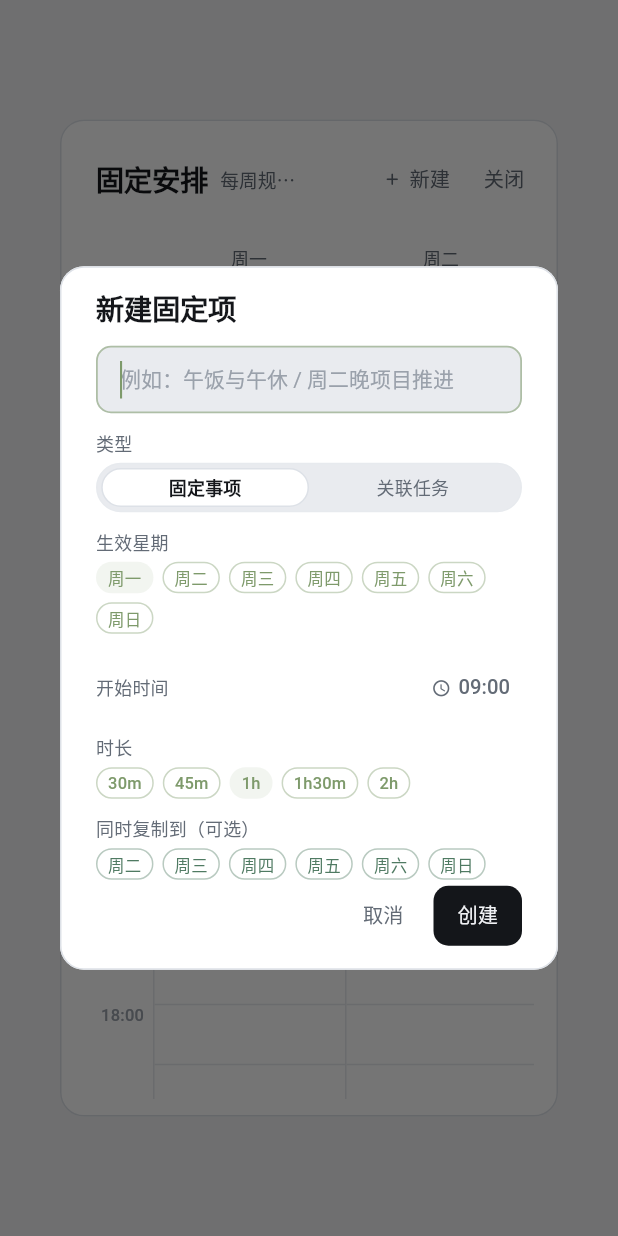
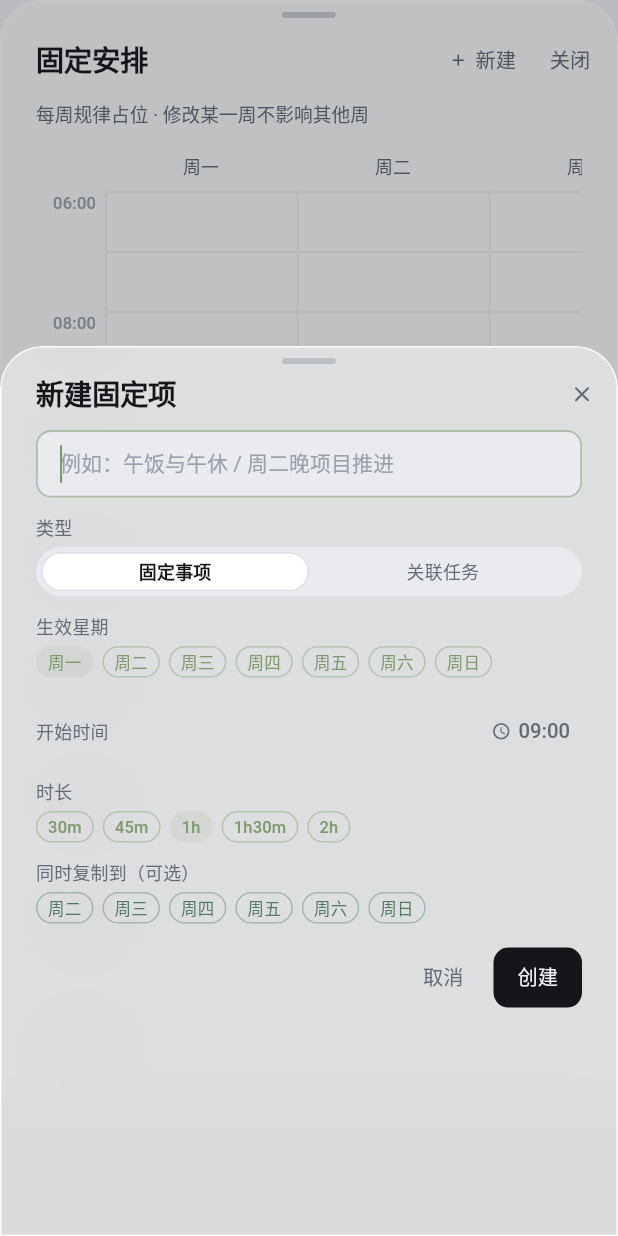
Before and after one commit to Fandecade/life-plan, a Flutter app: the RoutineScheduleDialog widget shown alone on an empty page, opened directly, after a tap on "新建", on a phone screen of 412 x 824 dp. Run offline on Flutter 3.47's test engine with Material 3 defaults, Android fonts, the phone set to English and light mode, and no system bars; our stand-ins replace file_picker, flutter_local_notifications, flutter_timezone, hive, hive_flutter, timezone; accounts and stored records are empty.

Commit message:
feat: 时间盒固定安排改为自适应子窗口，手机底部上滑并适配双主题

```diff
--- a/lib/core/widgets/app_sheet.dart
+++ b/lib/core/widgets/app_sheet.dart
@@ -58,6 +58,7 @@ class AppSheetContent extends StatelessWidget {
   const AppSheetContent({
     super.key,
     required this.title,
+    this.subtitle,
     required this.child,
     this.actions = const <Widget>[],
     this.heightFactor = 0.68,
@@ -69,6 +70,7 @@ class AppSheetContent extends StatelessWidget {
   });
 
   final String title;
+  final String? subtitle;
   final Widget child;
   final List<Widget> actions;
 
@@ -126,7 +128,10 @@ class AppSheetContent extends StatelessWidget {
             AppSpacing.sm,
             0,
           ),
-          child: Row(
+          child: Column(
+            crossAxisAlignment: CrossAxisAlignment.start,
+            children: <Widget>[
+              Row(
                 children: <Widget>[
                   Expanded(child: Text(title, style: context.texts.titleLarge)),
                   ?titleTrailing,
@@ -135,6 +140,13 @@ class AppSheetContent extends StatelessWidget {
                       icon: Icons.close_rounded,
                       tooltip: '关闭',
                       onPressed: () => Navigator.of(context).maybePop(),
+                    ),
+                ],
+              ),
+              if (subtitle != null)
+                Padding(
+                  padding: const EdgeInsets.only(top: 2, right: 40),
+                  child: Text(subtitle!, style: context.texts.bodySmall),
                 ),
             ],
           ),
--- a/lib/modules/time_box/routine_schedule_view.dart
+++ b/lib/modules/time_box/routine_schedule_view.dart
@@ -9,6 +9,7 @@ import '../../core/services/routine_service.dart';
 import '../../core/utils/date_utils.dart';
 import '../../core/widgets/app_button.dart';
 import '../../core/widgets/app_chip.dart';
+import '../../core/widgets/app_sheet.dart';
 import '../../core/widgets/app_text_field.dart';
 
 import 'time_box_common.dart';
@@ -81,9 +82,9 @@ Color routineToneFor(WeeklyRoutine routine, AppPalette palette) {
 
 /// 打开「一周固定安排」编辑视图。
 Future<bool> showRoutineSchedule(BuildContext context) async {
-  final bool? changed = await showDialog<bool>(
-    context: context,
-    builder: (BuildContext dialogContext) => const RoutineScheduleDialog(),
+  final bool? changed = await showAppSheet<bool>(
+    context,
+    builder: (BuildContext sheetContext) => const RoutineScheduleDialog(),
   );
   return changed ?? false;
 }
@@ -93,47 +94,34 @@ class RoutineScheduleDialog extends StatelessWidget {
 
   @override
   Widget build(BuildContext context) {
-    final AppPalette palette = context.palette;
-    final List<WeeklyRoutine> routines =
-        context.watch<WeeklyRoutineRepository>().all;
+    final List<WeeklyRoutine> routines = context
+        .watch<WeeklyRoutineRepository>()
+        .all;
     final List<ActionItem> actions = context.watch<ActionItemRepository>().all;
-    final List<Capability> capabilities =
-        context.watch<CapabilityRepository>().all;
+    final List<Capability> capabilities = context
+        .watch<CapabilityRepository>()
+        .all;
     final List<Vision> visions = context.watch<VisionRepository>().all;
     final TaskLabelResolver labels = TaskLabelResolver(
       capabilities: <String, Capability>{
-        for (final Capability capability in capabilities) capability.id: capability,
+        for (final Capability capability in capabilities)
+          capability.id: capability,
       },
       visions: <String, Vision>{
         for (final Vision vision in visions) vision.id: vision,
       },
     );
 
-    return AlertDialog(
-      backgroundColor: palette.surface,
-      shape: RoundedRectangleBorder(
-        borderRadius: BorderRadius.circular(AppRadius.lg),
-        side: BorderSide(color: palette.border),
-      ),
-      titlePadding: const EdgeInsets.fromLTRB(
-        AppSpacing.xl,
-        AppSpacing.lg,
-        AppSpacing.md,
-        0,
-      ),
-      title: Row(
+    return AppSheetContent(
+      title: '固定安排',
+      subtitle: '每周规律占位 · 修改某一周不影响其他周',
+      heightFactor: 0.9,
+      maxWidth: 1040,
+      scrollable: false,
+      showClose: false,
+      titleTrailing: Row(
+        mainAxisSize: MainAxisSize.min,
         children: <Widget>[
-          Text('固定安排', style: context.texts.titleLarge),
-          const SizedBox(width: AppSpacing.sm),
-          Flexible(
-            child: Text(
-              '每周规律占位 · 修改某一周不影射其他周',
-              maxLines: 1,
-              overflow: TextOverflow.ellipsis,
-              style: context.texts.bodySmall,
-            ),
-          ),
-          const Spacer(),
           AppGhostButton(
             label: '新建',
             icon: Icons.add_rounded,
@@ -148,17 +136,7 @@ class RoutineScheduleDialog extends StatelessWidget {
           ),
         ],
       ),
-      contentPadding: const EdgeInsets.fromLTRB(
-        AppSpacing.lg,
-        AppSpacing.md,
-        AppSpacing.lg,
-        AppSpacing.md,
-      ),
-      content: SizedBox(
-        width: 980,
-        height: MediaQuery.sizeOf(context).height * 0.7,
       child: _RoutineGrid(routines: routines, actions: actions, labels: labels),
-      ),
     );
   }
 }
@@ -252,8 +230,10 @@ class _RoutineGridState extends State<_RoutineGrid> {
                           context,
                           weekday,
                           widget.routines
-                              .where((WeeklyRoutine routine) =>
-                                  routine.weekday == weekday)
+                              .where(
+                                (WeeklyRoutine routine) =>
+                                    routine.weekday == weekday,
+                              )
                               .toList(growable: false),
                           contentHeight,
                         ),
@@ -265,16 +245,26 @@ class _RoutineGridState extends State<_RoutineGrid> {
               Row(
                 children: <Widget>[
                   const SizedBox(width: labelWidth),
-                  Icon(Icons.repeat_rounded, size: 11, color: palette.textTertiary),
+                  Icon(
+                    Icons.repeat_rounded,
+                    size: 11,
+                    color: palette.textTertiary,
+                  ),
                   const SizedBox(width: 4),
                   Text('固定事项（常规占用）', style: context.texts.labelSmall),
                   const SizedBox(width: 14),
-                  Icon(Icons.link_rounded, size: 11, color: palette.textTertiary),
+                  Icon(
+                    Icons.link_rounded,
+                    size: 11,
+                    color: palette.textTertiary,
+                  ),
                   const SizedBox(width: 4),
                   Text('关联任务（可跳转）', style: context.texts.labelSmall),
                   const SizedBox(width: 14),
-                  Text('点击空白新建 · 上下拖动改时间 · 左右拖动换天 · 点击块编辑',
-                      style: context.texts.labelSmall),
+                  Text(
+                    '点击空白新建 · 上下拖动改时间 · 左右拖动换天 · 点击块编辑',
+                    style: context.texts.labelSmall,
+                  ),
                 ],
               ),
             ],
@@ -305,13 +295,16 @@ class _RoutineGridState extends State<_RoutineGrid> {
               behavior: HitTestBehavior.opaque,
               onTapUp: (TapUpDetails details) {
                 final int raw =
-                    startHour * 60 + (details.localPosition.dy / hourHeight * 60).round();
-                final int snapped =
-                    (raw / 30).round() * 30;
+                    startHour * 60 +
+                    (details.localPosition.dy / hourHeight * 60).round();
+                final int snapped = (raw / 30).round() * 30;
                 _openEditor(
                   context,
                   weekday: weekday,
-                  startMinutes: snapped.clamp(startHour * 60, endHour * 60 - 30),
+                  startMinutes: snapped.clamp(
+                    startHour * 60,
+                    endHour * 60 - 30,
+                  ),
                 );
               },
               child: CustomPaint(
@@ -327,16 +320,19 @@ class _RoutineGridState extends State<_RoutineGrid> {
           ),
           for (final WeeklyRoutine routine in items)
             Positioned(
-              top: (routine.startMinutes - startHour * 60) / 60 * hourHeight +
+              top:
+                  (routine.startMinutes - startHour * 60) / 60 * hourHeight +
                   (_dragId == routine.id && _dragAxis == Axis.vertical
                       ? _dragDelta.dy
                       : 0),
-              left: 3 +
+              left:
+                  3 +
                   (_dragId == routine.id && _dragAxis == Axis.horizontal
                       ? _dragDelta.dx
                       : 0),
               width: columnWidth - 6,
-              height: ((routine.durationMinutes / 60 * hourHeight) +
+              height:
+                  ((routine.durationMinutes / 60 * hourHeight) +
                           (_resizeId == routine.id ? _resizeDeltaPx : 0))
                       .clamp(20.0, contentHeight),
               child: _chip(context, routine),
@@ -493,8 +489,10 @@ class _RoutineGridState extends State<_RoutineGrid> {
 
     final int snapped = (delta.dy / hourHeight * 60 / 30).round() * 30;
     if (snapped == 0) return;
-    final int nextStart = (routine.startMinutes + snapped)
-        .clamp(startHour * 60, endHour * 60 - routine.durationMinutes);
+    final int nextStart = (routine.startMinutes + snapped).clamp(
+      startHour * 60,
+      endHour * 60 - routine.durationMinutes,
+    );
     await context.read<WeeklyRoutineRepository>().save(
       routine.copyWith(startMinutes: nextStart),
     );
@@ -503,7 +501,8 @@ class _RoutineGridState extends State<_RoutineGrid> {
   int? _weekdayAt(Offset global) {
     for (int weekday = 1; weekday <= 7; weekday++) {
       final RenderBox? box =
-          _columnKeys[weekday]?.currentContext?.findRenderObject() as RenderBox?;
+          _columnKeys[weekday]?.currentContext?.findRenderObject()
+              as RenderBox?;
       if (box == null) continue;
       final Rect rect = box.localToGlobal(Offset.zero) & box.size;
       if (rect.contains(global)) return weekday;
@@ -521,8 +520,10 @@ class _RoutineGridState extends State<_RoutineGrid> {
     final int snapped = (delta / hourHeight * 60 / 15).round() * 15;
     if (snapped == 0) return;
     final int maxDuration = endHour * 60 - routine.startMinutes;
-    final int nextDuration =
-        (routine.durationMinutes + snapped).clamp(15, maxDuration);
+    final int nextDuration = (routine.durationMinutes + snapped).clamp(
+      15,
+      maxDuration,
+    );
     await context.read<WeeklyRoutineRepository>().save(
       routine.copyWith(durationMinutes: nextDuration),
     );
@@ -533,11 +534,7 @@ class _RoutineGridState extends State<_RoutineGrid> {
     required int weekday,
     required int startMinutes,
   }) {
-    showRoutineEditor(
-      context,
-      weekday: weekday,
-      startMinutes: startMinutes,
-    );
+    showRoutineEditor(context, weekday: weekday, startMinutes: startMinutes);
   }
 }
 
@@ -580,8 +577,8 @@ Future<bool> showRoutineEditor(
   int? weekday,
   int? startMinutes,
 }) async {
-  final bool? changed = await showDialog<bool>(
-    context: context,
+  final bool? changed = await showAppSheet<bool>(
+    context,
     builder: (BuildContext dialogContext) => _RoutineEditorDialog(
       routine: routine,
       weekday: weekday,
@@ -592,11 +589,7 @@ Future<bool> showRoutineEditor(
 }
 
 class _RoutineEditorDialog extends StatefulWidget {
-  const _RoutineEditorDialog({
-    this.routine,
-    this.weekday,
-    this.startMinutes,
-  });
+  const _RoutineEditorDialog({this.routine, this.weekday, this.startMinutes});
 
   final WeeklyRoutine? routine;
   final int? weekday;
@@ -657,8 +650,8 @@ class _RoutineEditorDialogState extends State<_RoutineEditorDialog> {
     if (_kind == RoutineKind.linkedTask && _actionItemId == null) return;
 
     setState(() => _saving = true);
-    final WeeklyRoutineRepository repo =
-        context.read<WeeklyRoutineRepository>();
+    final WeeklyRoutineRepository repo = context
+        .read<WeeklyRoutineRepository>();
     final WeeklyRoutine? existing = widget.routine;
 
     if (existing != null) {
@@ -705,22 +698,13 @@ class _RoutineEditorDialogState extends State<_RoutineEditorDialog> {
   Future<void> _delete() async {
     final WeeklyRoutine? routine = widget.routine;
     if (routine == null) return;
-    final bool? confirmed = await showDialog<bool>(
-      context: context,
+    final bool? confirmed = await showAppSheet<bool>(
+      context,
       builder: (BuildContext dialogContext) {
         final AppPalette palette = dialogContext.palette;
-        return AlertDialog(
-          backgroundColor: palette.surface,
-          shape: RoundedRectangleBorder(
-            borderRadius: BorderRadius.circular(AppRadius.lg),
-            side: BorderSide(color: palette.border),
-          ),
-          title: Text('删除固定项？', style: dialogContext.texts.titleLarge),
-          content: Text(
-            '将同时移除它尚未完成的生成块；已完成的记录会保留。',
-            style: dialogContext.texts.bodyMedium
-                ?.copyWith(color: palette.textSecondary),
-          ),
+        return AppSheetContent(
+          title: '删除固定项？',
+          heightFactor: null,
           actions: <Widget>[
             AppGhostButton(
               label: '取消',
@@ -731,6 +715,12 @@ class _RoutineEditorDialogState extends State<_RoutineEditorDialog> {
               onPressed: () => Navigator.of(dialogContext).pop(true),
             ),
           ],
+          child: Text(
+            '将同时移除它尚未完成的生成块；已完成的记录会保留。',
+            style: dialogContext.texts.bodyMedium?.copyWith(
+              color: palette.textSecondary,
+            ),
+          ),
         );
       },
     );
@@ -744,8 +734,9 @@ class _RoutineEditorDialogState extends State<_RoutineEditorDialog> {
   Widget build(BuildContext context) {
     final AppPalette palette = context.palette;
     final List<ActionItem> actions = context.watch<ActionItemRepository>().all;
-    final List<Capability> capabilities =
-        context.watch<CapabilityRepository>().all;
+    final List<Capability> capabilities = context
+        .watch<CapabilityRepository>()
+        .all;
     final List<Vision> visions = context.watch<VisionRepository>().all;
 
     String taskLabel = '选择任务';
@@ -759,35 +750,30 @@ class _RoutineEditorDialogState extends State<_RoutineEditorDialog> {
     }
     final TaskLabelResolver labels = TaskLabelResolver(
       capabilities: <String, Capability>{
-        for (final Capability capability in capabilities) capability.id: capability,
+        for (final Capability capability in capabilities)
+          capability.id: capability,
       },
       visions: <String, Vision>{
         for (final Vision vision in visions) vision.id: vision,
       },
     );
 
-    return AlertDialog(
-      backgroundColor: palette.surface,
-      shape: RoundedRectangleBorder(
-        borderRadius: BorderRadius.circular(AppRadius.lg),
-        side: BorderSide(color: palette.border),
+    return AppSheetContent(
+      title: _isEditing ? '编辑固定项' : '新建固定项',
+      heightFactor: 0.72,
+      maxWidth: 520,
+      actions: <Widget>[
+        if (_isEditing)
+          AppGhostButton(label: '删除', tone: palette.danger, onPressed: _delete),
+        AppGhostButton(
+          label: '取消',
+          onPressed: () => Navigator.of(context).pop(),
         ),
-      titlePadding: const EdgeInsets.fromLTRB(
-        AppSpacing.xl,
-        AppSpacing.lg,
-        AppSpacing.xl,
-        0,
+        AppPrimaryButton(
+          label: _isEditing ? '保存' : '创建',
+          onPressed: _saving ? null : _save,
         ),
-      title: Text(_isEditing ? '编辑固定项' : '新建固定项', style: context.texts.titleLarge),
-      contentPadding: const EdgeInsets.fromLTRB(
-        AppSpacing.xl,
-        AppSpacing.md,
-        AppSpacing.xl,
-        0,
-      ),
-      content: SizedBox(
-        width: 460,
-        child: SingleChildScrollView(
+      ],
       child: Column(
         crossAxisAlignment: CrossAxisAlignment.start,
         children: <Widget>[
@@ -804,8 +790,12 @@ class _RoutineEditorDialogState extends State<_RoutineEditorDialog> {
             expand: true,
             dense: true,
             options: RoutineKind.values
-                    .map((RoutineKind kind) =>
-                        SegmentOption<RoutineKind>(value: kind, label: kind.label))
+                .map(
+                  (RoutineKind kind) => SegmentOption<RoutineKind>(
+                    value: kind,
+                    label: kind.label,
+                  ),
+                )
                 .toList(growable: false),
             value: _kind,
             onChanged: (RoutineKind kind) => setState(() => _kind = kind),
@@ -847,7 +837,11 @@ class _RoutineEditorDialogState extends State<_RoutineEditorDialog> {
                 ),
                 child: Row(
                   children: <Widget>[
-                        Icon(Icons.link_rounded, size: 14, color: palette.textTertiary),
+                    Icon(
+                      Icons.link_rounded,
+                      size: 14,
+                      color: palette.textTertiary,
+                    ),
                     const SizedBox(width: 6),
                     Expanded(
                       child: Text(
@@ -857,7 +851,11 @@ class _RoutineEditorDialogState extends State<_RoutineEditorDialog> {
                         style: context.texts.bodyMedium,
                       ),
                     ),
-                        Icon(Icons.expand_more_rounded, size: 16, color: palette.textTertiary),
+                    Icon(
+                      Icons.expand_more_rounded,
+                      size: 16,
+                      color: palette.textTertiary,
+                    ),
                   ],
                 ),
               ),
@@ -916,8 +914,7 @@ class _RoutineEditorDialogState extends State<_RoutineEditorDialog> {
                   dense: true,
                   filled: _duration == minutes.round(),
                   color: palette.accent,
-                      onTap: () =>
-                          setState(() => _duration = minutes.round()),
+                  onTap: () => setState(() => _duration = minutes.round()),
                 ),
             ],
           ),
@@ -943,30 +940,6 @@ class _RoutineEditorDialogState extends State<_RoutineEditorDialog> {
           ),
         ],
       ),
-        ),
-      ),
-      actionsPadding: const EdgeInsets.fromLTRB(
-        AppSpacing.xl,
-        0,
-        AppSpacing.xl,
-        AppSpacing.md,
-      ),
-      actions: <Widget>[
-        if (_isEditing)
-          AppGhostButton(
-            label: '删除',
-            tone: palette.danger,
-            onPressed: _delete,
-          ),
-        AppGhostButton(
-          label: '取消',
-          onPressed: () => Navigator.of(context).pop(),
-        ),
-        AppPrimaryButton(
-          label: _isEditing ? '保存' : '创建',
-          onPressed: _saving ? null : _save,
-        ),
-      ],
     );
   }
 }
```
Lines whose indentation alone changed are shown as unchanged.
